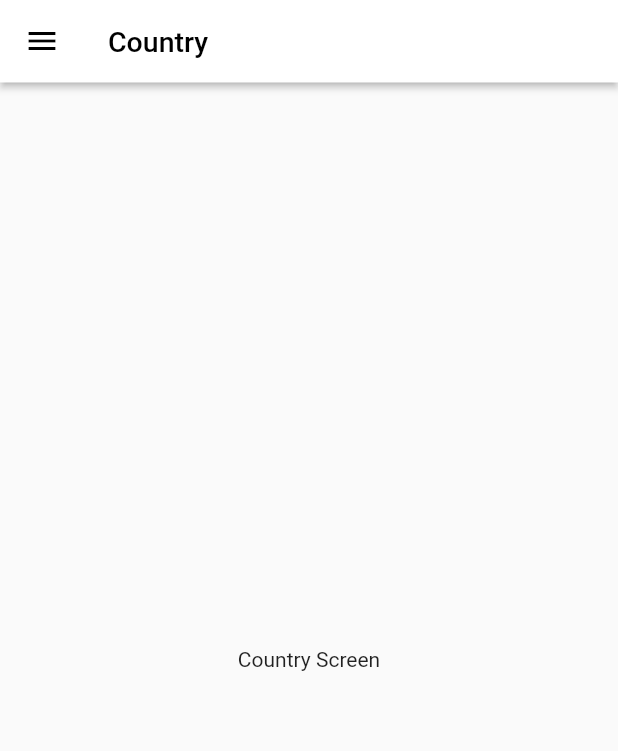
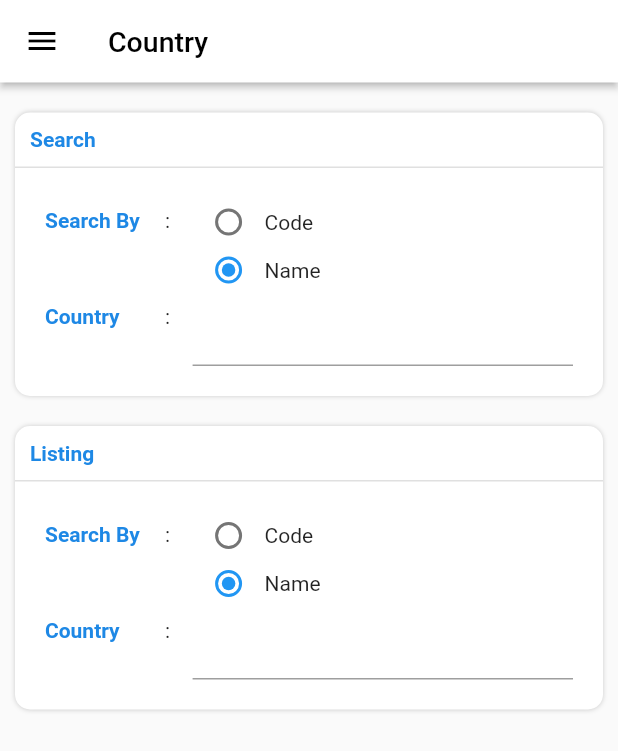
Before and after one commit to kbdsi/kbds_admin_flutter, a Flutter app: the screen it shows after launch, on a phone screen of 412 x 824 dp. Shown: the top 751 px of the screen. Run offline on Flutter 3.47's test engine with Material 2 defaults, Android fonts, the phone set to English and light mode, and no system bars.

Commit message:
Integrate previously added widgets

```diff
--- a/lib/main.dart
+++ b/lib/main.dart
@@ -1,7 +1,10 @@
 import 'package:flutter/animation.dart';
 import 'package:flutter/cupertino.dart';
 import 'package:flutter/material.dart';
+import 'package:flutter/rendering.dart';
+import 'package:kbds_admin_flutter/screens/city/city_screen.dart';
 import 'package:kbds_admin_flutter/screens/country/country_screen.dart';
+import 'package:kbds_admin_flutter/screens/province/province_screen.dart';
 import 'package:kbds_admin_flutter/widgets/custom_appbar.dart';
 import 'package:kbds_admin_flutter/widgets/navbar.dart';
 
@@ -15,10 +18,14 @@ class KbdsAdmin extends StatelessWidget {
     return MaterialApp(
       debugShowCheckedModeBanner: false,
       theme: ThemeData(
-        primarySwatch: Colors.yellow,
         visualDensity: VisualDensity.adaptivePlatformDensity,
       ),
       home: MainScaffold(),
+      routes: {
+        "CountryScreen": (context) => CountryScreen(),
+        "ProvinceScreen": (context) => ProvinceScreen(),
+        "CityScreen": (context) => CityScreen(),
+      },
     );
   }
 }
--- a/lib/screens/country/country_screen.dart
+++ b/lib/screens/country/country_screen.dart
@@ -1,11 +1,22 @@
 import 'package:flutter/cupertino.dart';
 import 'package:flutter/material.dart';
+import 'package:kbds_admin_flutter/widgets/container_box.dart';
+import 'package:kbds_admin_flutter/widgets/generic_input_field.dart';
+import 'package:kbds_admin_flutter/widgets/subwidgets/custom_text_input.dart';
+import 'package:kbds_admin_flutter/widgets/subwidgets/search_by.dart';
 
 class CountryScreen extends StatelessWidget {
   @override
   Widget build(BuildContext context) {
-    return Center(
-      child: Text("Country Screen"),
+    return Column(
+      children: [
+        ContainerBox(
+          title: 'Search',
+        ),
+        ContainerBox(
+          title: 'Listing',
+        )
+      ],
     );
   }
 }
--- /dev/null
+++ b/lib/widgets/generic_input_field.dart
@@ -0,0 +1,36 @@
+import 'package:flutter/cupertino.dart';
+import 'package:flutter/material.dart';
+
+class GenericInputField extends StatelessWidget {
+  String inputTitle;
+  Widget inputWidget;
+
+  GenericInputField({required this.inputTitle, required this.inputWidget});
+
+  @override
+  Widget build(BuildContext context) {
+    return Row(
+      crossAxisAlignment: CrossAxisAlignment.start,
+      children: [
+        Container(
+          padding: EdgeInsets.only(top: 7),
+          width: 80,
+          child: Text(
+            inputTitle,
+            style: TextStyle(
+              fontWeight: FontWeight.bold,
+              color: Colors.blue[600],
+            ),
+          ),
+        ),
+        Container(
+          padding: EdgeInsets.only(top: 7, right: 15),
+          child: Text(":"),
+        ),
+        Expanded(
+          child: inputWidget,
+        ),
+      ],
+    );
+  }
+}
```
